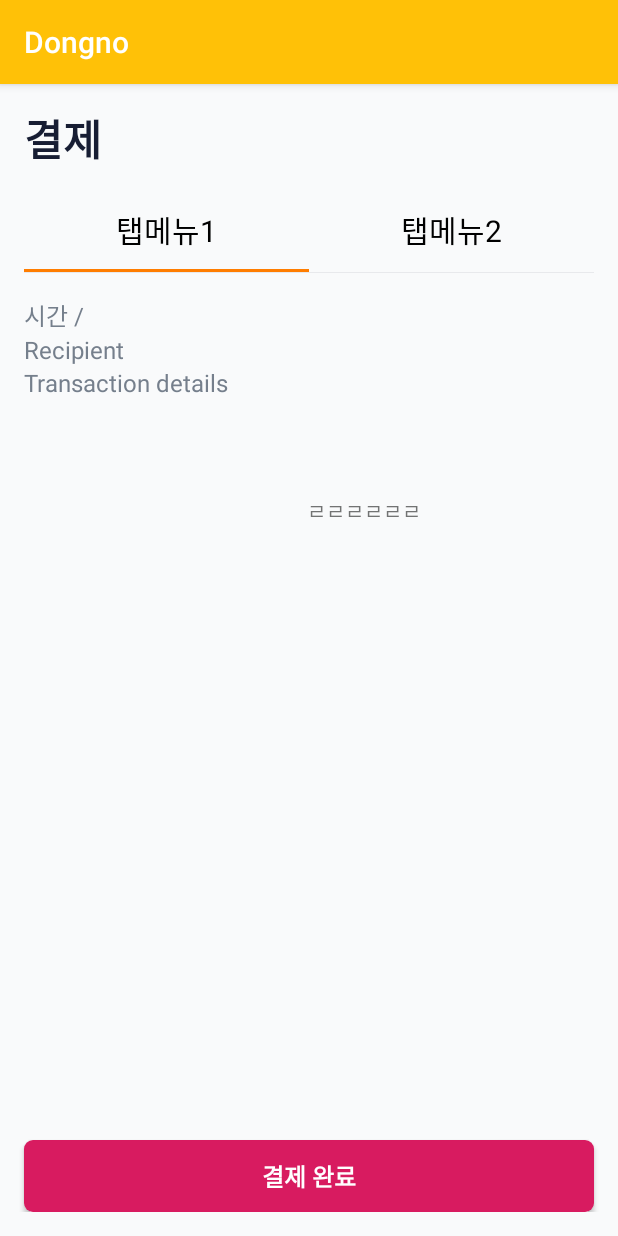
After one commit to dasoopark/Coin-Karaoke-Room-Reservation-System, an Android app: the paymentActivity screen opened directly, with no data from a screen before it, on a phone screen of 412 x 824 dp. The commit adds this screen. Run offline under Robolectric (Android 15) with nearby library versions, the phone set to English and light mode, and no system bars.

Commit message:
ui 수정 커밋
ㅇㅇ

```diff
--- a/app/build.gradle
+++ b/app/build.gradle
@@ -67,6 +67,8 @@ dependencies {
     testImplementation 'junit:junit:4.12'
     androidTestImplementation 'com.android.support.test:runner:1.0.2'
     androidTestImplementation 'com.android.support.test.espresso:espresso-core:3.0.2'
+    //noinspection GradleCompatible
     implementation 'com.android.support:recyclerview-v7:28.0.0'
 
+
 }
--- a/app/src/main/AndroidManifest.xml
+++ b/app/src/main/AndroidManifest.xml
@@ -21,7 +21,7 @@
         <activity
             android:name=".paylogActivity"
             android:parentActivityName =".mypageFragment"/>
-
+        <activity android:name=".paymentActivity"/>
         <activity android:name=".SignupActivity"/>
         <activity android:name=".selecthomeitemActivity"/>
         <activity android:name=".HomeActivity"/>
--- /dev/null
+++ b/app/src/main/java/kr/co/korearental/dongno/paymentActivity.kt
@@ -0,0 +1,23 @@
+package kr.co.korearental.dongno
+
+import android.os.Bundle
+import android.view.LayoutInflater
+import android.view.View
+import android.view.ViewGroup
+import androidx.appcompat.app.AppCompatActivity
+import androidx.fragment.app.Fragment
+import kotlinx.android.synthetic.main.payment.*
+
+class paymentActivity  : AppCompatActivity() {
+
+    override fun onCreate(savedInstanceState: Bundle?) {
+        super.onCreate(savedInstanceState)
+        setContentView(R.layout.payment)
+
+        val fragmentAdapter = paymentViewAdapter(supportFragmentManager)
+        main_viewPager.adapter = fragmentAdapter
+
+        tabs.setupWithViewPager(main_viewPager)
+    }
+
+}
--- /dev/null
+++ b/app/src/main/java/kr/co/korearental/dongno/paymentViewAdapter.kt
@@ -0,0 +1,37 @@
+package kr.co.korearental.dongno
+
+import androidx.fragment.app.Fragment
+import androidx.fragment.app.FragmentManager
+import androidx.fragment.app.FragmentStatePagerAdapter
+
+class paymentViewAdapter (fm : FragmentManager) : FragmentStatePagerAdapter(fm){
+
+    //뷰 페이저와 연동시킬 fragment들을 모아둔 곳
+    private var fragments : ArrayList<paymentActivity> = ArrayList()
+
+    //position에 위치한 프래그먼트를 반환하는 함수다. 우리는 fragments라는 ArrayList에 담아뒀으므로 position을 인덱스 삼아 반환시켜주면 된다.
+    override fun getItem(position: Int): Fragment{
+        return if(position == 0){
+            test1()
+        }else{
+            test2()
+        }
+    }
+
+    //getCount()는 page의 개수를 반환한다. fragments 배열의 크기가 곧 page의 개수가 될 것이다.
+    override fun getCount(): Int{
+        return 2
+    }
+
+
+
+
+
+    override fun getPageTitle(position: Int): CharSequence? {
+        return when(position){
+            0 -> "탭메뉴1"
+            1 -> "탭메뉴2"
+            else -> {return "탭메뉴3"}
+        }
+    }
+}
--- a/app/src/main/java/kr/co/korearental/dongno/selecthomeitemActivity.kt
+++ b/app/src/main/java/kr/co/korearental/dongno/selecthomeitemActivity.kt
@@ -1,23 +1,21 @@
 package kr.co.korearental.dongno
 
-import android.graphics.Color
+import android.content.Context
+import android.content.Intent
 import android.os.Bundle
 import android.view.MenuItem
-import android.widget.EditText
 import androidx.appcompat.app.AlertDialog
 import androidx.appcompat.app.AppCompatActivity
+import com.google.android.gms.common.internal.SignInButtonCreator.createView
 import com.google.android.material.bottomnavigation.BottomNavigationView
-import kotlinx.android.synthetic.main.activity_main.*
-import kotlinx.android.synthetic.main.home.*
+import kotlinx.android.synthetic.main.payment.*
 import kotlinx.android.synthetic.main.selecthomeitem.*
-import kotlinx.android.synthetic.main.selecthomeitemfragment.*
 
 class selecthomeitemActivity : AppCompatActivity() {
 
     val manager = supportFragmentManager
-
+    private lateinit var mContext : Context
     val onNavigationItemSelectedListener = BottomNavigationView.OnNavigationItemSelectedListener { item ->
-
 
         when (item.itemId) {
             R.id.reviewtab -> {
@@ -35,17 +33,8 @@ class selecthomeitemActivity : AppCompatActivity() {
             }
 
             R.id.paymenttab -> {
-                val builder = AlertDialog.Builder(this)
-                val dialogView = layoutInflater.inflate(R.layout.paymentdialog, null)
-                builder.setView(dialogView)
-                    .setPositiveButton("결제") { dialogInterface, i ->
-                    }
-                    .setNegativeButton("취소") { dialogInterface, i ->
-                        /* 취소일 때 아무 액션이 없으므로 빈칸 */
-                    }
-                    .show()
-                // Dialog 사이즈 조절 하기
-                return@OnNavigationItemSelectedListener true
+                val intent = Intent(this, paymentActivity::class.java)
+                startActivity(intent)
             }
         }
         false
--- /dev/null
+++ b/app/src/main/java/kr/co/korearental/dongno/test1.kt
@@ -0,0 +1,18 @@
+package kr.co.korearental.dongno
+
+import android.os.Bundle
+import android.view.LayoutInflater
+import android.view.View
+import android.view.ViewGroup
+import androidx.fragment.app.Fragment
+
+class test1 : Fragment() {
+
+    override fun onCreateView(
+        inflater: LayoutInflater, container: ViewGroup?,
+        savedInstanceState: Bundle?
+    ): View? {
+        // Inflate the layout for this fragment
+        return inflater.inflate(R.layout.test1, container, false)
+    }
+}
--- /dev/null
+++ b/app/src/main/java/kr/co/korearental/dongno/test2.kt
@@ -0,0 +1,18 @@
+package kr.co.korearental.dongno
+
+import android.os.Bundle
+import android.view.LayoutInflater
+import android.view.View
+import android.view.ViewGroup
+import androidx.fragment.app.Fragment
+
+class test2 : Fragment() {
+
+    override fun onCreateView(
+        inflater: LayoutInflater, container: ViewGroup?,
+        savedInstanceState: Bundle?
+    ): View? {
+        // Inflate the layout for this fragment
+        return inflater.inflate(R.layout.test2, container, false)
+    }
+}
--- /dev/null
+++ b/app/src/main/res/drawable/paytaboption.xml
@@ -0,0 +1,5 @@
+<?xml version="1.0" encoding="utf-8"?>
+<?xml version="1.0" encoding="utf-8"?>
+<layer-list xmlns:android="http://schemas.android.com/apk/res/android">
+
+</layer-list>
--- /dev/null
+++ b/app/src/main/res/layout/payment.xml
@@ -0,0 +1,203 @@
+<?xml version="1.0" encoding="utf-8"?>
+
+<androidx.constraintlayout.widget.ConstraintLayout xmlns:android="http://schemas.android.com/apk/res/android"
+    xmlns:app="http://schemas.android.com/apk/res-auto"
+    android:layout_width="match_parent"
+    android:layout_height="match_parent"
+    android:background="#F9FAFB"
+    android:paddingBottom="16dp">
+
+    <TextView
+        android:id="@+id/textView3"
+        android:layout_width="wrap_content"
+        android:layout_height="wrap_content"
+        android:layout_marginStart="16dp"
+        android:layout_marginTop="15dp"
+        android:text="결제 "
+        android:textColor="#171D33"
+        android:textSize="28sp"
+        android:textStyle="bold"
+        app:layout_constraintStart_toStartOf="parent"
+        app:layout_constraintTop_toTopOf="parent" />
+
+
+
+    <androidx.viewpager.widget.ViewPager
+        android:id="@+id/main_viewPager"
+        android:layout_width="match_parent"
+        android:layout_height="0dp"
+        app:layout_constraintTop_toBottomOf="@id/tabs"
+        app:layout_constraintEnd_toEndOf="parent"
+        app:layout_constraintStart_toStartOf="parent"
+        app:layout_constraintTop_toTopOf="parent" />
+
+
+    <com.google.android.material.tabs.TabLayout
+        android:id="@+id/tabs"
+        style="@style/CustomTab"
+        android:background="@drawable/paytaboption"
+        android:layout_width="match_parent"
+        android:layout_height="?attr/actionBarSize"
+        android:layout_gravity="bottom"
+        android:layout_marginStart="16dp"
+        android:layout_marginTop="12dp"
+        android:layout_marginEnd="16dp"
+        android:textColor="@color/dark_blue"
+        app:layout_constraintEnd_toEndOf="parent"
+        app:layout_constraintStart_toStartOf="parent"
+        app:layout_constraintTop_toBottomOf="@+id/textView3"
+        app:tabIndicatorColor="#FF7D00"
+        app:tabIndicatorHeight="2dp"
+        app:tabMode="fixed"
+        app:tabTextColor="#000000">
+
+
+
+        <com.google.android.material.tabs.TabItem
+            android:id="@+id/tab1"
+            android:layout_width="wrap_content"
+            android:layout_height="wrap_content"
+            android:text="곡" />
+
+        <com.google.android.material.tabs.TabItem
+            android:id="@+id/tab2"
+            android:layout_width="wrap_content"
+            android:layout_height="wrap_content"
+            android:text="시간" />
+
+    </com.google.android.material.tabs.TabLayout>
+
+
+    <View
+        android:id="@+id/view"
+        android:layout_width="match_parent"
+        android:layout_height="0.5dp"
+        android:layout_marginStart="16dp"
+        android:layout_marginEnd="16dp"
+        android:background="#E8E9EC"
+        app:layout_constraintEnd_toEndOf="parent"
+        app:layout_constraintStart_toStartOf="parent"
+        app:layout_constraintTop_toBottomOf="@+id/tabs" />
+
+    <TextView
+        android:id="@+id/textView2"
+        android:layout_width="wrap_content"
+        android:layout_height="wrap_content"
+        android:layout_marginTop="16dp"
+        android:text="시간 / "
+        android:textColor="#757F8C"
+        android:textSize="16sp"
+        app:layout_constraintStart_toStartOf="@+id/view"
+        app:layout_constraintTop_toBottomOf="@+id/view" />
+
+    <HorizontalScrollView
+        android:id="@+id/horizontalScrollView2"
+        android:layout_width="match_parent"
+        android:layout_height="wrap_content"
+        android:scrollbars="none"
+        app:layout_constraintStart_toStartOf="parent"
+        app:layout_constraintTop_toBottomOf="@+id/textView2">
+
+        <LinearLayout
+            android:layout_width="wrap_content"
+            android:layout_height="match_parent"
+            android:orientation="horizontal">
+
+            <ImageView
+                android:layout_width="wrap_content"
+                android:layout_height="wrap_content"
+                />
+
+            <ImageView
+                android:layout_width="wrap_content"
+                android:layout_height="wrap_content"
+                 />
+
+            <ImageView
+                android:layout_width="wrap_content"
+                android:layout_height="wrap_content"
+              />
+
+
+        </LinearLayout>
+
+    </HorizontalScrollView>
+
+    <TextView
+        android:id="@+id/textView6"
+        android:layout_width="wrap_content"
+        android:layout_height="wrap_content"
+        android:text="Recipient"
+        android:textColor="#757F8C"
+        android:textSize="16sp"
+        app:layout_constraintStart_toStartOf="@+id/textView2"
+        app:layout_constraintTop_toBottomOf="@+id/horizontalScrollView2" />
+
+
+    <HorizontalScrollView
+        android:id="@+id/horizontalScrollView3"
+        android:layout_width="match_parent"
+        android:layout_height="wrap_content"
+        android:scrollbars="none"
+        app:layout_constraintStart_toStartOf="parent"
+        app:layout_constraintTop_toBottomOf="@+id/textView6">
+
+        <LinearLayout
+            android:layout_width="wrap_content"
+            android:layout_height="match_parent"
+            android:orientation="horizontal">
+
+            <ImageView
+                android:layout_width="wrap_content"
+                android:layout_height="wrap_content"
+               />
+
+            <ImageView
+                android:layout_width="wrap_content"
+                android:layout_height="wrap_content"
+                 />
+
+            <ImageView
+                android:layout_width="wrap_content"
+                android:layout_height="wrap_content"
+               />
+
+
+        </LinearLayout>
+
+    </HorizontalScrollView>
+
+
+    <TextView
+        android:id="@+id/textView8"
+        android:layout_width="wrap_content"
+        android:layout_height="wrap_content"
+        android:text="Transaction details"
+        android:textColor="#757F8C"
+        android:textSize="16sp"
+        app:layout_constraintStart_toStartOf="@+id/textView6"
+        app:layout_constraintTop_toBottomOf="@+id/horizontalScrollView3" />
+
+
+
+
+
+
+
+    <Button
+        android:id="@+id/button"
+        style="@style/ButtonActionStyle"
+        android:layout_width="match_parent"
+        android:layout_height="wrap_content"
+        android:layout_marginStart="16dp"
+        android:layout_marginTop="16dp"
+        android:layout_marginEnd="16dp"
+        android:text="결제 완료"
+        app:layout_constraintBottom_toBottomOf="parent"
+        app:layout_constraintEnd_toEndOf="parent"
+        app:layout_constraintHorizontal_bias="1.0"
+        app:layout_constraintStart_toStartOf="parent"
+        app:layout_constraintVertical_bias="1.0" />
+
+
+</androidx.constraintlayout.widget.ConstraintLayout>
--- /dev/null
+++ b/app/src/main/res/layout/test1.xml
@@ -0,0 +1,20 @@
+<?xml version="1.0" encoding="utf-8"?>
+<androidx.constraintlayout.widget.ConstraintLayout
+    xmlns:android="http://schemas.android.com/apk/res/android"
+    xmlns:app="http://schemas.android.com/apk/res-auto"
+    xmlns:tools="http://schemas.android.com/tools"
+    android:layout_width="match_parent"
+    android:layout_height="match_parent">
+
+    <TextView
+        android:id="@+id/textView5"
+        android:layout_width="wrap_content"
+        android:layout_height="wrap_content"
+        android:layout_marginStart="203dp"
+        android:layout_marginEnd="130dp"
+        android:layout_marginBottom="457dp"
+        android:text="ㄹㄹㄹㄹㄹㄹ"
+        app:layout_constraintBottom_toBottomOf="parent"
+        app:layout_constraintEnd_toEndOf="parent"
+        app:layout_constraintStart_toStartOf="parent" />
+</androidx.constraintlayout.widget.ConstraintLayout>
--- /dev/null
+++ b/app/src/main/res/layout/test2.xml
@@ -0,0 +1,20 @@
+<?xml version="1.0" encoding="utf-8"?>
+<androidx.constraintlayout.widget.ConstraintLayout
+    xmlns:android="http://schemas.android.com/apk/res/android"
+    xmlns:app="http://schemas.android.com/apk/res-auto"
+    xmlns:tools="http://schemas.android.com/tools"
+    android:layout_width="match_parent"
+    android:layout_height="match_parent">
+
+    <TextView
+        android:id="@+id/textView7"
+        android:layout_width="wrap_content"
+        android:layout_height="wrap_content"
+        android:layout_marginStart="116dp"
+        android:layout_marginEnd="209dp"
+        android:layout_marginBottom="285dp"
+        android:text="Tㅂㅈㄷㅂㅈㄷ"
+        app:layout_constraintBottom_toBottomOf="parent"
+        app:layout_constraintEnd_toEndOf="parent"
+        app:layout_constraintStart_toStartOf="parent" />
+</androidx.constraintlayout.widget.ConstraintLayout>
--- a/app/src/main/res/values/styles.xml
+++ b/app/src/main/res/values/styles.xml
@@ -17,6 +17,15 @@
         <item name="colorControlActivated">@color/textColorPrimary</item>
     </style>
 
+    <style name="tab_text" parent="@android:style/TextAppearance.Widget.TabWidget">
+        <item name="android:textSize">20sp</item>
+        <item name="textAllCaps">false</item>
+    </style>
+
+    <style name="CustomTab" parent="Widget.Design.TabLayout">
+        <item name="tabTextAppearance">@style/tab_text</item>
+    </style>
+
     <style name="ButtonActionStyle" parent="android:Widget.Button">
         <item name="android:background">@drawable/purple_rounded_shape_bg</item>
         <item name="android:textAllCaps">false</item>
```
